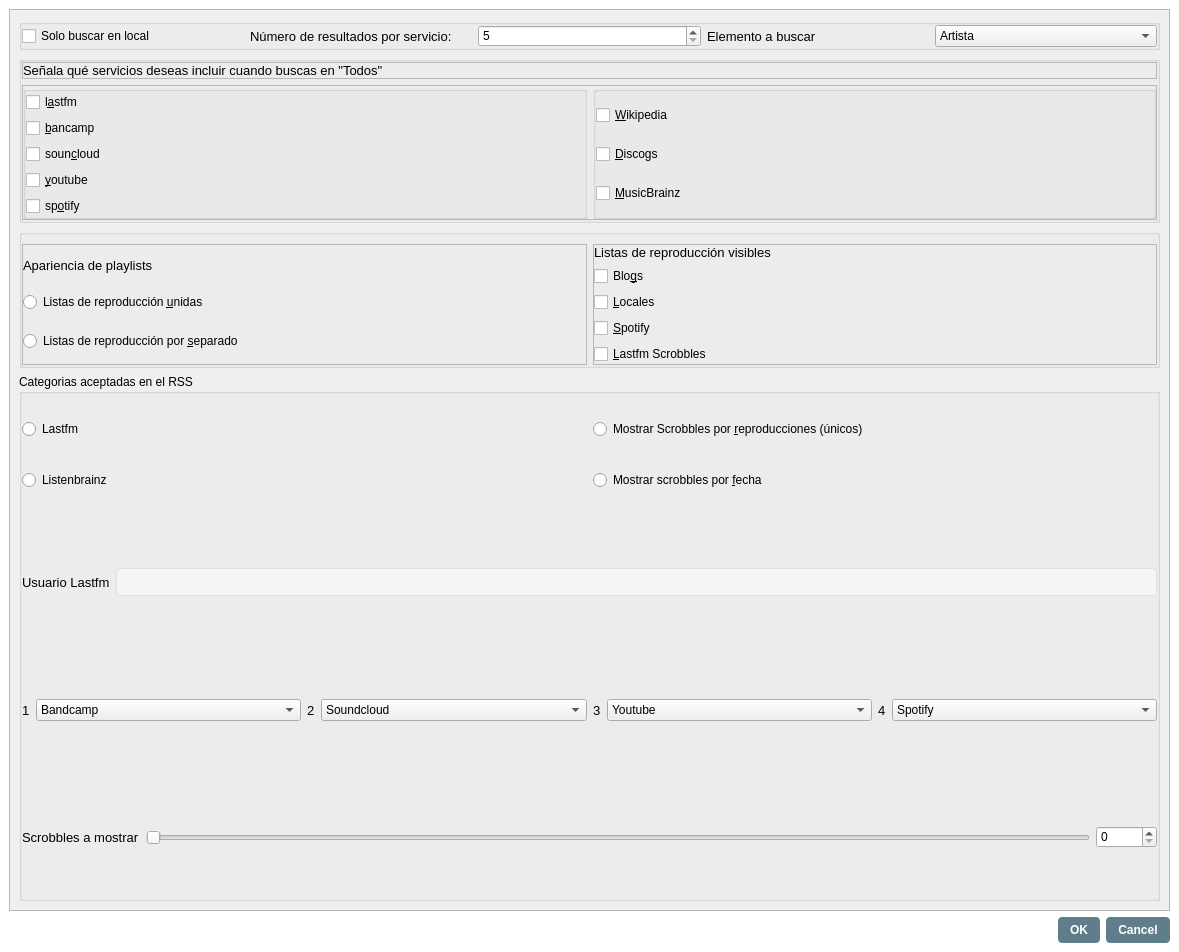
Above: ui/url_playlist_advanced_settings_dialog.ui from volteret4/mfuz before the change. Below: the same form after it.
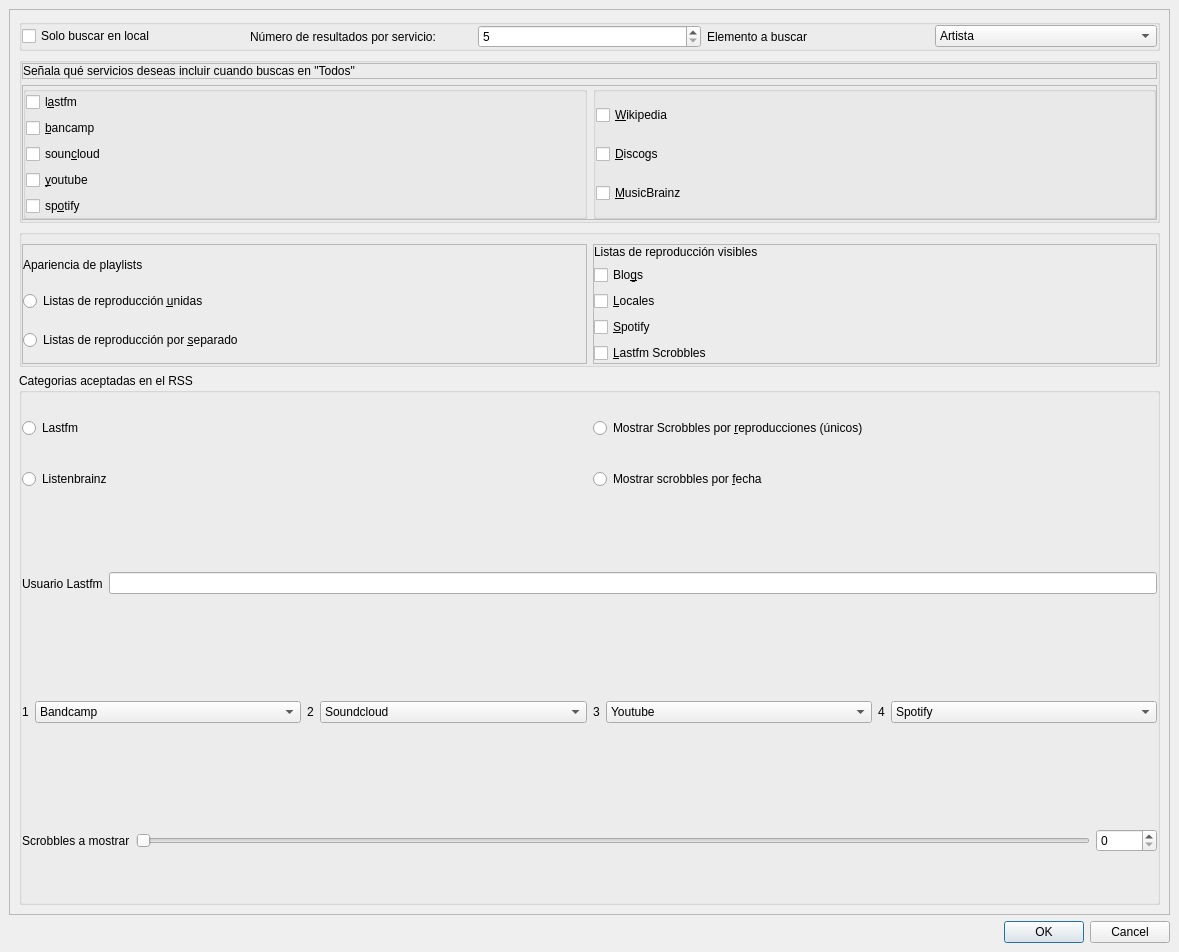
That is the form after the change. Icons and pictures are not drawn.

```diff
--- a/ui/url_playlist_advanced_settings_dialog.ui
+++ b/ui/url_playlist_advanced_settings_dialog.ui
@@ -20,65 +20,7 @@
    <string>Filtrar Álbumes</string>
   </property>
   <property name="styleSheet">
-   <string notr="true">QDialog {
-	background-color: #FFFFFF;
-}
-
-QLabel {
-	font-family: 'Segoe UI', Arial, sans-serif;
-	font-size: 10pt;
-}
-
-QLineEdit {
-	border: 1px solid #E0E0E0;
-	border-radius: 4px;
-	padding: 5px;
-	background-color: #F5F5F5;
-}
-
-QLineEdit:focus {
-	border: 1px solid #78909C;
-	background-color: #FFFFFF;
-}
-
-QPushButton {
-	background-color: #607D8B;
-	color: white;
-	border: none;
-	border-radius: 4px;
-	padding: 6px 12px;
-	font-weight: bold;
-}
-
-QPushButton:hover {
-	background-color: #78909C;
-}
-
-QPushButton:pressed {
-	background-color: #546E7A;
-}
-
-QTableWidget {
-	border: 1px solid #E0E0E0;
-	background-color: #FFFFFF;
-	alternate-background-color: #F5F5F5;
-	selection-background-color: #CFD8DC;
-}
-
-QTableWidget::item {
-	padding: 4px;
-	border-bottom: 1px solid #E0E0E0;
-}
-
-QHeaderView::section {
-	background-color: #ECEFF1;
-	color: #37474F;
-	padding: 5px;
-	border: none;
-	border-right: 1px solid #E0E0E0;
-	border-bottom: 1px solid #E0E0E0;
-	font-weight: bold;
-}</string>
+   <string notr="true"/>
   </property>
   <layout class="QHBoxLayout" name="horizontalLayout_12">
    <property name="spacing">
@@ -131,7 +73,7 @@
            <x>0</x>
            <y>0</y>
            <width>1159</width>
-           <height>897</height>
+           <height>902</height>
           </rect>
          </property>
          <layout class="QVBoxLayout" name="verticalLayout">
```
